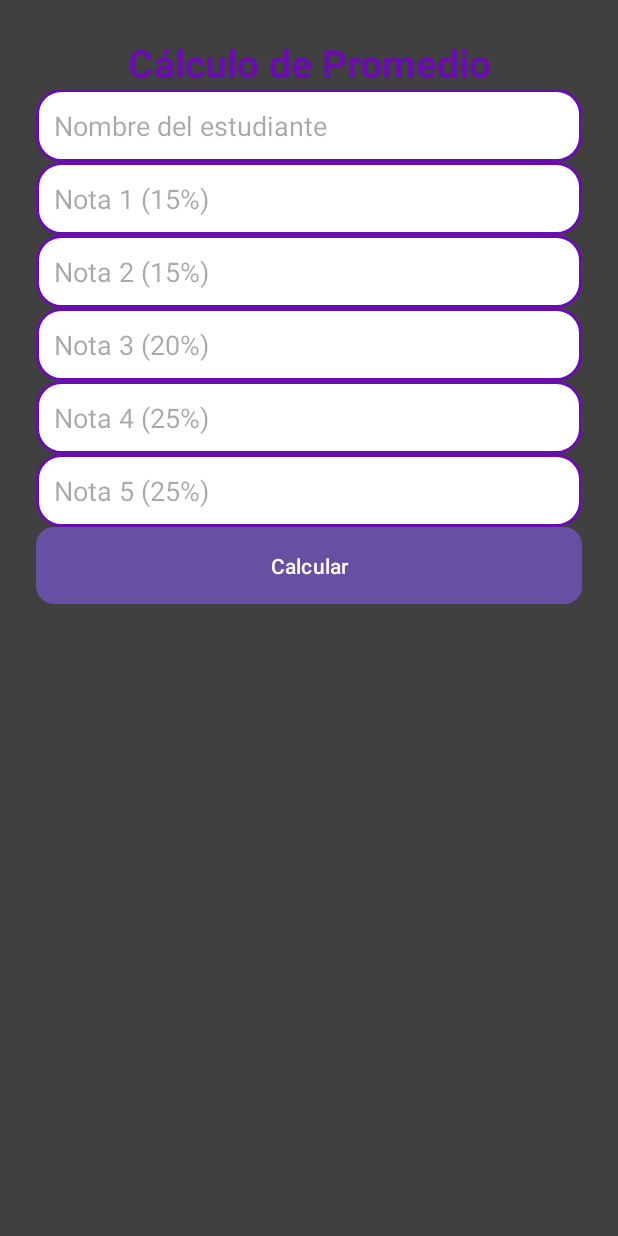
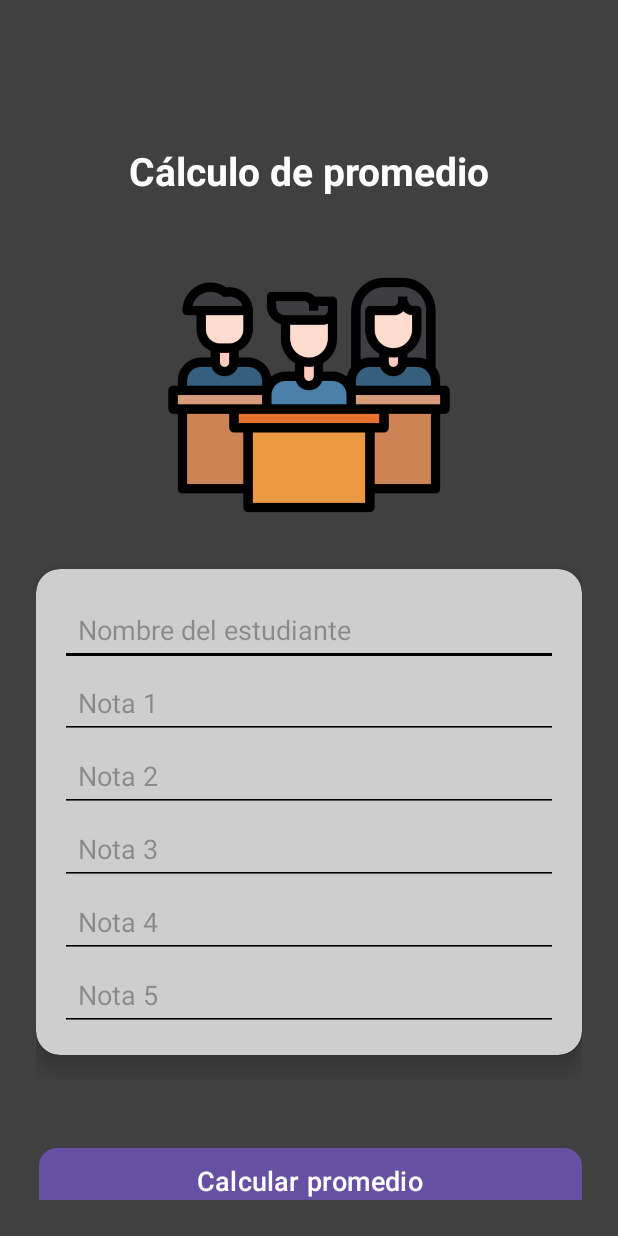
Before and after one commit to MariaTorres0/Desafio1DSM, an Android app: the PromedioActivity screen opened directly, with no data from a screen before it, on a phone screen of 412 x 824 dp. Run offline under Robolectric (Android 15) with nearby library versions, the phone set to English and light mode, and no system bars.

Commit message:
Ejercicio 1 completo

```diff
--- a/app/src/main/java/com/example/desafio1dsm/PromedioActivity.kt
+++ b/app/src/main/java/com/example/desafio1dsm/PromedioActivity.kt
@@ -3,8 +3,8 @@ package com.example.desafio1dsm
 import android.os.Bundle
 import android.widget.Button
 import android.widget.EditText
-import android.widget.TextView
 import androidx.appcompat.app.AppCompatActivity
+import com.google.android.material.dialog.MaterialAlertDialogBuilder
 
 class PromedioActivity : AppCompatActivity() {
 
@@ -19,26 +19,51 @@ class PromedioActivity : AppCompatActivity() {
         val etNota4 = findViewById<EditText>(R.id.etNota4)
         val etNota5 = findViewById<EditText>(R.id.etNota5)
         val btnCalcular = findViewById<Button>(R.id.btnCalcular)
-        val tvResultado = findViewById<TextView>(R.id.tvResultado)
 
         btnCalcular.setOnClickListener {
             val nombre = etNombre.text.toString()
             val notas = listOf(
-                etNota1.text.toString().toDouble(),
-                etNota2.text.toString().toDouble(),
-                etNota3.text.toString().toDouble(),
-                etNota4.text.toString().toDouble(),
-                etNota5.text.toString().toDouble()
+                etNota1.text.toString().toDoubleOrNull(),
+                etNota2.text.toString().toDoubleOrNull(),
+                etNota3.text.toString().toDoubleOrNull(),
+                etNota4.text.toString().toDoubleOrNull(),
+                etNota5.text.toString().toDoubleOrNull()
             )
 
-            if (notas.any { it < 0 || it > 10 }) {
-                tvResultado.text = "Las notas deben estar entre 0 y 10"
-                tvResultado.visibility = TextView.VISIBLE
+            // Verificar si todas las notas son válidas
+            if (notas.any { it == null || it < 0 || it > 10 }) {
+                MaterialAlertDialogBuilder(this)
+                    .setTitle("Error")
+                    .setMessage("Las notas deben estar entre 0 y 10 y ser números válidos.")
+                    .setPositiveButton("Cerrar") { dialog, _ ->
+                        dialog.dismiss()
+                    }
+                    .show()
             } else {
-                val promedio = (notas[0] * 0.15) + (notas[1] * 0.15) + (notas[2] * 0.20) + (notas[3] * 0.25) + (notas[4] * 0.25)
-                val estado = if (promedio >= 6) "APROBADO" else "REPROBADO"
-                tvResultado.text = "$nombre, tu promedio es $promedio\nEstado: $estado"
-                tvResultado.visibility = TextView.VISIBLE
+                // Calcular el promedio
+                val promedio = (notas[0]!! * 0.15) + (notas[1]!! * 0.15) + (notas[2]!! * 0.20) + (notas[3]!! * 0.25) + (notas[4]!! * 0.25)
+
+                // Aproximar a un solo decimal
+                val promedioRedondeado = String.format("%.1f", promedio)
+
+                val estado = if (promedio >= 6) "Aprobado" else "Reprobado"
+
+                val mensaje = "Hola $nombre\nTu promedio es $promedioRedondeado\nEstado: $estado"
+
+                MaterialAlertDialogBuilder(this)
+                    .setTitle("Resultado")
+                    .setMessage(mensaje)
+                    .setPositiveButton("Cerrar") { dialog, _ ->
+                        // Limpiar los inputs al presionar "Cerrar"
+                        etNombre.setText("")
+                        etNota1.setText("")
+                        etNota2.setText("")
+                        etNota3.setText("")
+                        etNota4.setText("")
+                        etNota5.setText("")
+                        dialog.dismiss()
+                    }
+                    .show()
             }
         }
     }
--- a/app/src/main/res/drawable/button_rounded.xml
+++ b/app/src/main/res/drawable/button_rounded.xml
@@ -6,11 +6,4 @@
             <corners android:radius="12dp"/>
         </shape>
     </item>
-
-    <item>
-        <shape android:shape="rectangle">
-            <solid android:color="@color/pastel_blue"/>
-            <corners android:radius="12dp"/>
-        </shape>
-    </item>
 </layer-list>
--- a/app/src/main/res/layout/activity_descuento.xml
+++ b/app/src/main/res/layout/activity_descuento.xml
@@ -3,6 +3,7 @@
     xmlns:android="http://schemas.android.com/apk/res/android"
     xmlns:app="http://schemas.android.com/apk/res-auto"
     xmlns:tools="http://schemas.android.com/tools"
+    android:id="@+id/descuento"
     android:layout_width="match_parent"
     android:layout_height="match_parent"
     tools:context=".DescuentoActivity">
--- a/app/src/main/res/layout/activity_main.xml
+++ b/app/src/main/res/layout/activity_main.xml
@@ -33,7 +33,6 @@
         android:layout_marginTop="348dp"
         android:layout_marginEnd="16dp"
         android:background="@drawable/button_rounded"
-        android:backgroundTint="@color/pastel_blue"
         android:text="Cálculo de promedio"
         android:textColor="@color/white"
         android:textSize="18sp"
@@ -50,7 +49,6 @@
         android:layout_marginTop="48dp"
         android:layout_marginEnd="16dp"
         android:background="@drawable/button_rounded"
-        android:backgroundTint="@color/pastel_blue"
         android:text="Calculadora"
         android:textColor="@color/white"
         android:textSize="18sp"
@@ -67,7 +65,6 @@
         android:layout_marginTop="48dp"
         android:layout_marginEnd="16dp"
         android:background="@drawable/button_rounded"
-        android:backgroundTint="@color/pastel_blue"
         android:text="Descuento salarial"
         android:textColor="@color/white"
         android:textSize="18sp"
--- a/app/src/main/res/layout/activity_promedio.xml
+++ b/app/src/main/res/layout/activity_promedio.xml
@@ -3,126 +3,121 @@
     xmlns:android="http://schemas.android.com/apk/res/android"
     xmlns:app="http://schemas.android.com/apk/res-auto"
     xmlns:tools="http://schemas.android.com/tools"
+    android:id="@+id/promedio"
     android:layout_width="match_parent"
     android:layout_height="match_parent"
-    android:background="@color/gray"
-    android:id="@+id/descuento"
     android:padding="24dp"
-    tools:context=".PromedioActivity">
+    android:background="@color/gray">
 
     <TextView
         android:id="@+id/tvTitle"
         android:layout_width="wrap_content"
         android:layout_height="wrap_content"
-        android:text="Cálculo de Promedio"
+        android:layout_marginTop="72dp"
+        android:text="Cálculo de promedio"
+        android:textColor="@color/white"
         android:textSize="26sp"
         android:textStyle="bold"
-        android:textColor="#6A0DAD"
-        app:layout_constraintTop_toTopOf="parent"
+        app:layout_constraintEnd_toEndOf="parent"
+        app:layout_constraintHorizontal_bias="0.503"
         app:layout_constraintStart_toStartOf="parent"
+        app:layout_constraintTop_toTopOf="parent" />
+
+    <ImageView
+        android:id="@+id/imageView"
+        android:layout_width="200dp"
+        android:layout_height="200dp"
+        android:layout_marginTop="32dp"
+        android:src="@drawable/promedio"
         app:layout_constraintEnd_toEndOf="parent"
-        android:gravity="center"
-        android:layout_marginBottom="32dp"/>
+        app:layout_constraintStart_toStartOf="parent"
+        app:layout_constraintTop_toBottomOf="@id/tvTitle" />
+
+    <androidx.cardview.widget.CardView
+        android:id="@+id/cardView"
+        android:layout_width="match_parent"
+        android:layout_height="wrap_content"
+        android:layout_marginTop="16dp"
+        app:cardCornerRadius="16dp"
+        app:cardElevation="8dp"
+        android:layout_marginBottom="32dp"
+        android:backgroundTint="@color/gray_medium"
+        app:layout_constraintTop_toBottomOf="@id/imageView"
+        app:layout_constraintStart_toStartOf="parent"
+        app:layout_constraintEnd_toEndOf="parent">
+
+        <LinearLayout
+            android:layout_width="match_parent"
+            android:layout_height="wrap_content"
+            android:orientation="vertical"
+            android:padding="16dp">
 
             <EditText
                 android:id="@+id/etNombre"
-        android:layout_width="0dp"
+                android:layout_width="match_parent"
                 android:layout_height="wrap_content"
+                android:backgroundTint="@color/black"
                 android:hint="Nombre del estudiante"
-        android:background="@drawable/edittext_rounded"
-        android:padding="12dp"
-        android:layout_marginBottom="16dp"
-        app:layout_constraintStart_toStartOf="parent"
-        app:layout_constraintEnd_toEndOf="parent"
-        app:layout_constraintTop_toBottomOf="@id/tvTitle"/>
+                android:padding="12dp" />
 
             <EditText
                 android:id="@+id/etNota1"
-        android:layout_width="0dp"
+                android:layout_width="match_parent"
                 android:layout_height="wrap_content"
-        android:hint="Nota 1 (15%)"
+                android:backgroundTint="@color/black"
+                android:hint="Nota 1"
                 android:inputType="numberDecimal"
-        android:background="@drawable/edittext_rounded"
-        android:padding="12dp"
-        app:layout_constraintStart_toStartOf="parent"
-        app:layout_constraintEnd_toEndOf="parent"
-        app:layout_constraintTop_toBottomOf="@id/etNombre"
-        android:layout_marginBottom="12dp"/>
+                android:padding="12dp" />
 
             <EditText
                 android:id="@+id/etNota2"
-        android:layout_width="0dp"
+                android:layout_width="match_parent"
                 android:layout_height="wrap_content"
-        android:hint="Nota 2 (15%)"
+                android:backgroundTint="@color/black"
+                android:hint="Nota 2"
                 android:inputType="numberDecimal"
-        android:background="@drawable/edittext_rounded"
-        android:padding="12dp"
-        app:layout_constraintStart_toStartOf="parent"
-        app:layout_constraintEnd_toEndOf="parent"
-        app:layout_constraintTop_toBottomOf="@id/etNota1"
-        android:layout_marginBottom="12dp"/>
+                android:padding="12dp" />
 
             <EditText
                 android:id="@+id/etNota3"
-        android:layout_width="0dp"
+                android:layout_width="match_parent"
                 android:layout_height="wrap_content"
-        android:hint="Nota 3 (20%)"
+                android:backgroundTint="@color/black"
+                android:hint="Nota 3"
                 android:inputType="numberDecimal"
-        android:background="@drawable/edittext_rounded"
-        android:padding="12dp"
-        app:layout_constraintStart_toStartOf="parent"
-        app:layout_constraintEnd_toEndOf="parent"
-        app:layout_constraintTop_toBottomOf="@id/etNota2"
-        android:layout_marginBottom="12dp"/>
+                android:padding="12dp" />
 
             <EditText
                 android:id="@+id/etNota4"
-        android:layout_width="0dp"
+                android:layout_width="match_parent"
                 android:layout_height="wrap_content"
-        android:hint="Nota 4 (25%)"
+                android:backgroundTint="@color/black"
+                android:hint="Nota 4"
                 android:inputType="numberDecimal"
-        android:background="@drawable/edittext_rounded"
-        android:padding="12dp"
-        app:layout_constraintStart_toStartOf="parent"
-        app:layout_constraintEnd_toEndOf="parent"
-        app:layout_constraintTop_toBottomOf="@id/etNota3"
-        android:layout_marginBottom="12dp"/>
+                android:padding="12dp" />
 
             <EditText
                 android:id="@+id/etNota5"
-        android:layout_width="0dp"
+                android:layout_width="match_parent"
                 android:layout_height="wrap_content"
-        android:hint="Nota 5 (25%)"
+                android:backgroundTint="@color/black"
+                android:hint="Nota 5"
                 android:inputType="numberDecimal"
-        android:background="@drawable/edittext_rounded"
-        android:padding="12dp"
-        app:layout_constraintStart_toStartOf="parent"
-        app:layout_constraintEnd_toEndOf="parent"
-        app:layout_constraintTop_toBottomOf="@id/etNota4"
-        android:layout_marginBottom="24dp"/>
+                android:padding="12dp" />
+        </LinearLayout>
+    </androidx.cardview.widget.CardView>
 
     <Button
         android:id="@+id/btnCalcular"
-        android:layout_width="0dp"
+        android:layout_width="match_parent"
         android:layout_height="wrap_content"
-        android:text="Calcular"
+        android:layout_marginTop="60dp"
         android:background="@drawable/button_rounded"
-        android:backgroundTint="#6A0DAD"
-        android:textColor="@android:color/white"
-        android:padding="12dp"
+        android:text="Calcular promedio"
+        android:textColor="@color/white"
+        android:textSize="18sp"
+        app:layout_constraintEnd_toEndOf="parent"
+        app:layout_constraintHorizontal_bias="0.0"
         app:layout_constraintStart_toStartOf="parent"
-        app:layout_constraintEnd_toEndOf="parent"
-        app:layout_constraintTop_toBottomOf="@id/etNota5"/>
-
-    <TextView
-        android:id="@+id/tvResultado"
-        android:layout_width="wrap_content"
-        android:layout_height="wrap_content"
-        android:textSize="18sp"
-        android:textColor="#6A0DAD"
-        android:visibility="gone"
-        app:layout_constraintTop_toBottomOf="@id/btnCalcular"
-        app:layout_constraintStart_toStartOf="parent"
-        app:layout_constraintEnd_toEndOf="parent"
-        android:layout_marginTop="24dp"/>
+        app:layout_constraintTop_toBottomOf="@id/cardView" />
 </androidx.constraintlayout.widget.ConstraintLayout>
--- a/app/src/main/res/values/colors.xml
+++ b/app/src/main/res/values/colors.xml
@@ -3,5 +3,6 @@
     <color name="black">#FF000000</color>
     <color name="white">#FFFFFFFF</color>
     <color name="gray">#404040</color>
-    <color name="pastel_blue">#A7C7E7</color>
+    <color name="gray_light">#E8E8E8</color>
+    <color name="gray_medium">#CECECE</color>
 </resources>
```
Also changed, not shown: app/src/main/res/drawable/promedio.png (added). Lines whose indentation alone changed are shown as unchanged.
